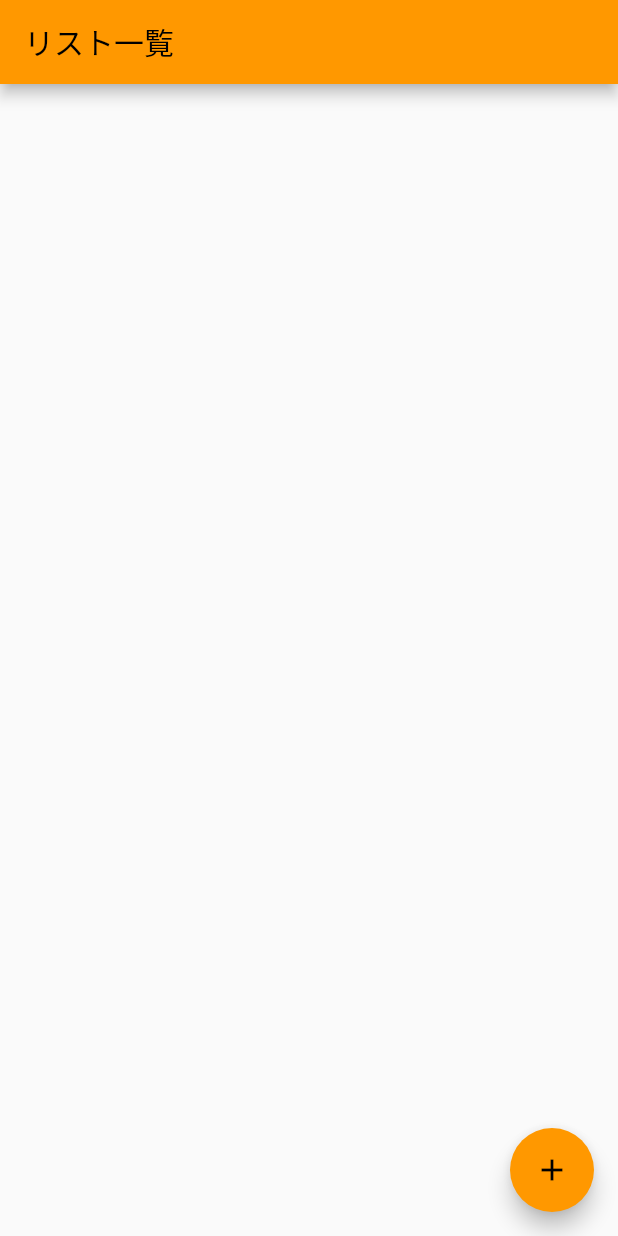
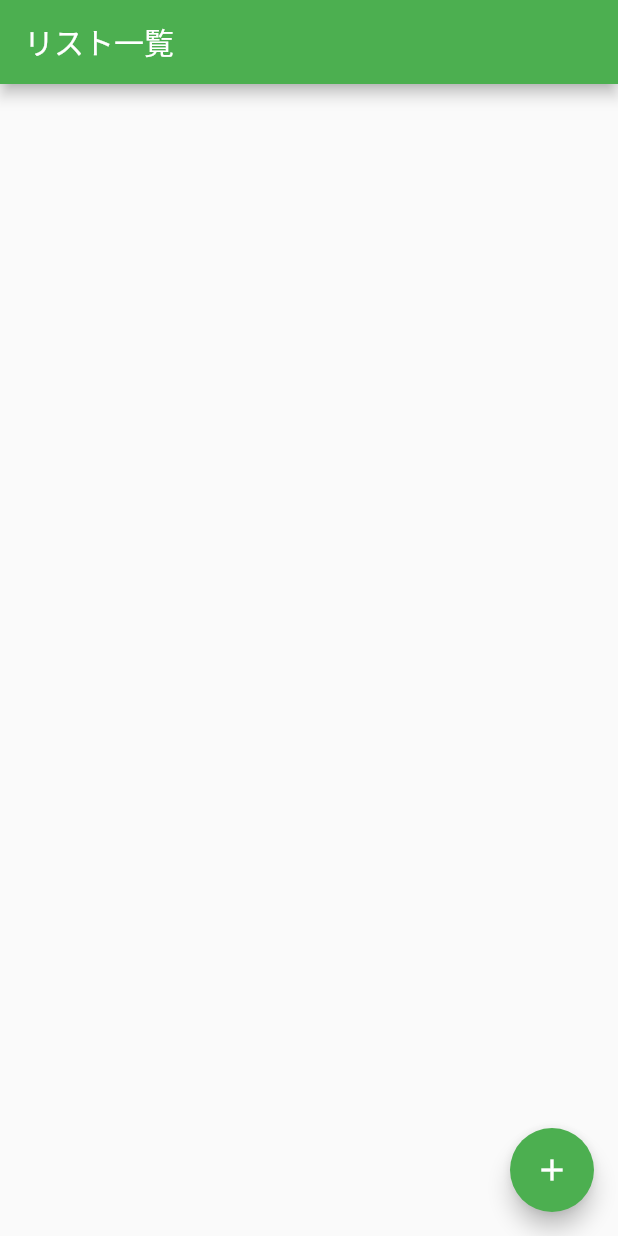
Before and after one commit to SOKu-ma/flutter_statefulwidget_sample, a Flutter app: the screen it shows after launch, on a phone screen of 412 x 824 dp. Run offline on Flutter 3.47's test engine with Material 2 defaults, Android fonts, the phone set to English and light mode, and no system bars.

Commit message:
commit on change_color

```diff
--- a/lib/main.dart
+++ b/lib/main.dart
@@ -14,7 +14,7 @@ class MyApp extends StatelessWidget {
       title: 'My Todo App',
       theme: ThemeData(
         // テーマカラー
-        primarySwatch: Colors.orange,
+        primarySwatch: Colors.green,
         visualDensity: VisualDensity.adaptivePlatformDensity,
       ),
       // リスト一覧画面を表示
```
